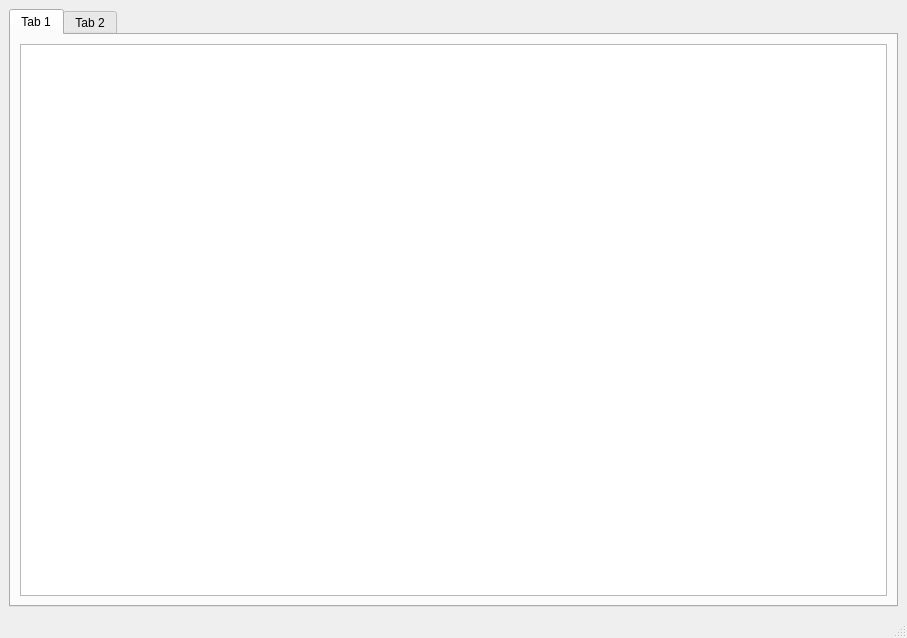
josharaedwards/CS1C-Project-2, file BulkClub/mainwindow.ui: the form before one commit.
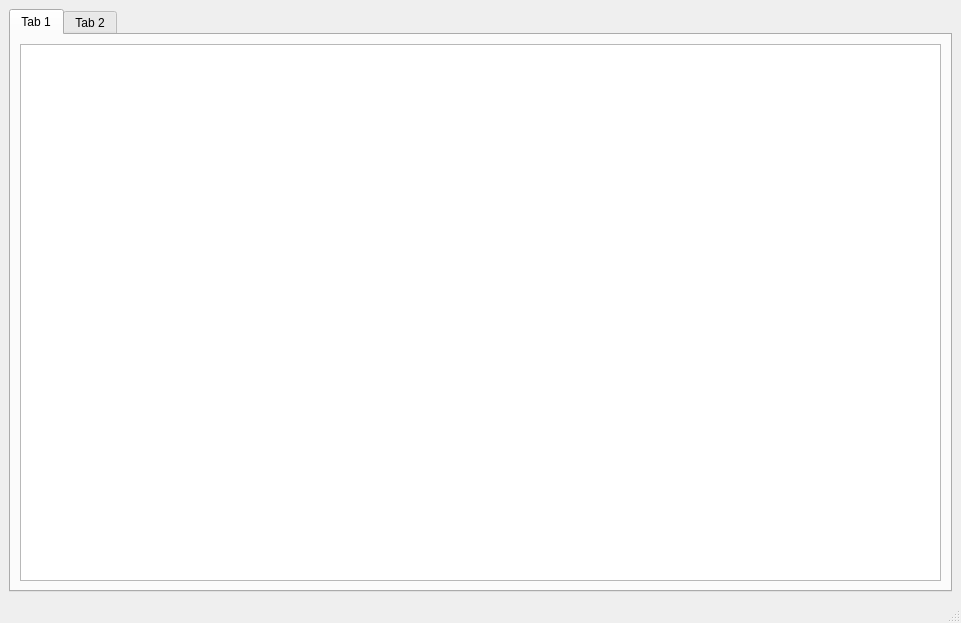
The form after the commit.

Commit message: added login window draft

```diff
--- a/BulkClub/mainwindow.ui
+++ b/BulkClub/mainwindow.ui
@@ -6,8 +6,8 @@
    <rect>
     <x>0</x>
     <y>0</y>
-    <width>907</width>
-    <height>638</height>
+    <width>961</width>
+    <height>623</height>
    </rect>
   </property>
   <property name="windowTitle">
```
Left out of the diff: 8 changed lines with no effect on the pictures. The commit also changes 6 other files.
